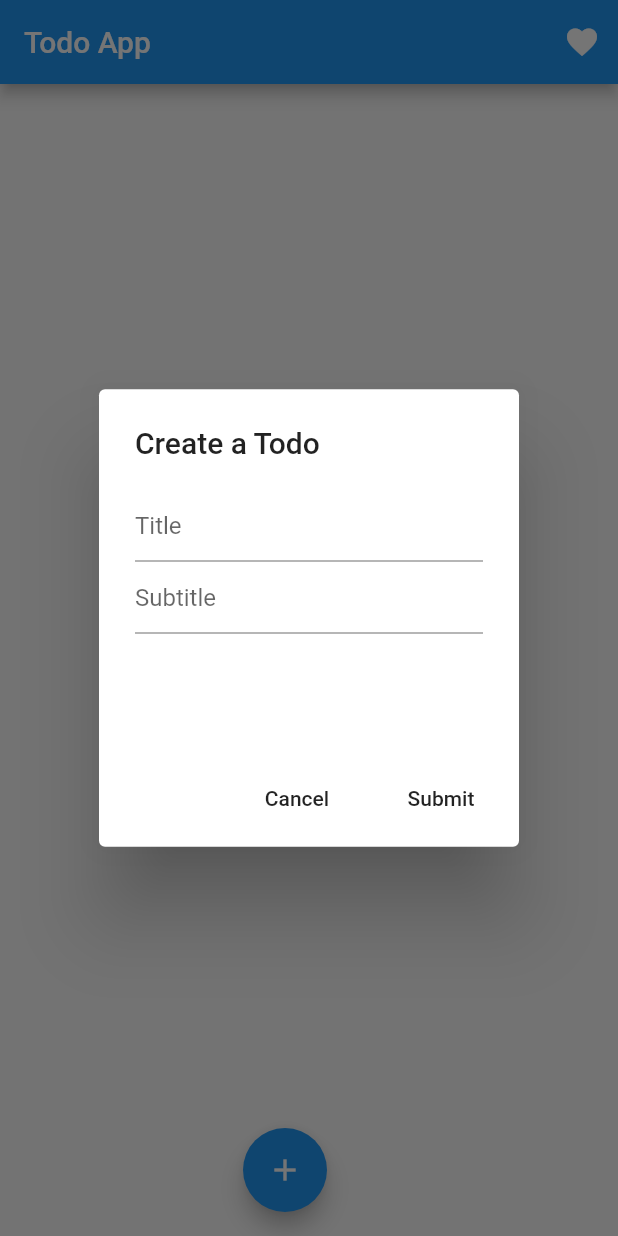
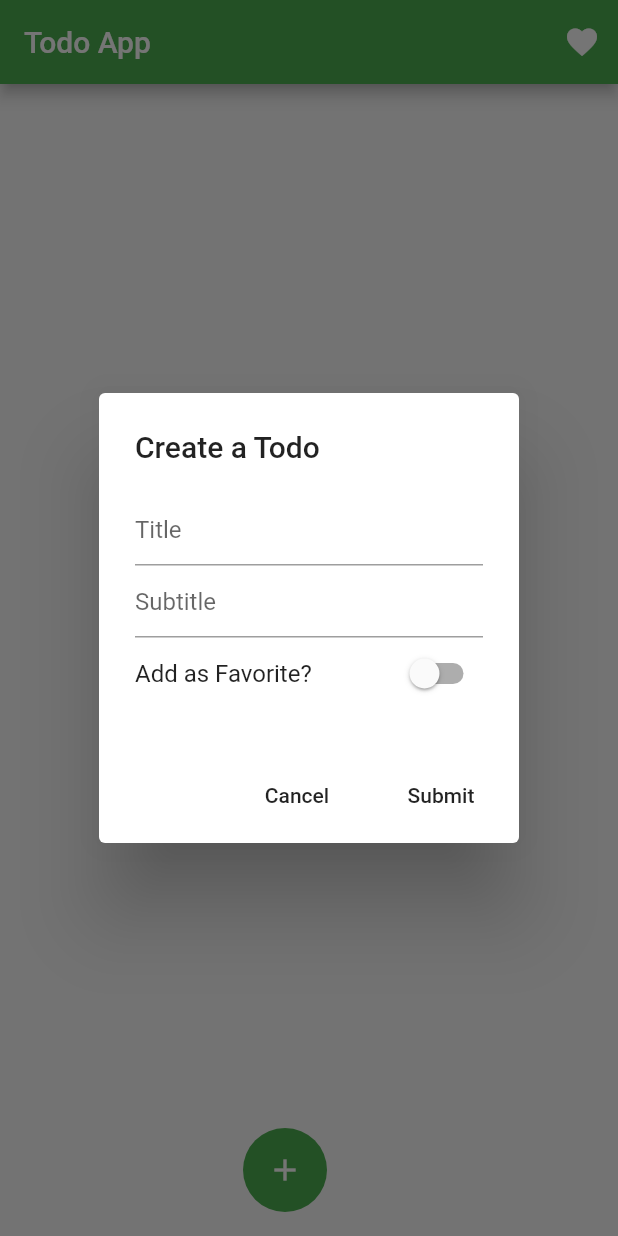
Before and after one commit to himanshumalasi30430/todo_app, a Flutter app: the screen it shows after launch, after a tap on the "add" icon, on a phone screen of 412 x 824 dp. Run offline on Flutter 3.47's test engine with Material 2 defaults, Android fonts, the phone set to English and light mode, and no system bars; our stand-ins replace flutter_bloc, sqflite; accounts and stored records are empty.

Commit message:
Added toggle functionality for selecting favorite

```diff
--- a/lib/main.dart
+++ b/lib/main.dart
@@ -7,6 +7,8 @@ import 'models/todo.dart';
 void main() {
   runApp(MaterialApp(
     title: 'Todo App',
+    theme:
+        ThemeData(primarySwatch: Colors.green, accentColor: Colors.blueAccent),
     debugShowCheckedModeBanner: false,
     home: Home(),
   ));
@@ -30,22 +32,37 @@ class MainPage extends StatefulWidget {
 class _MainPageState extends State<MainPage> {
   String title = '';
   String subtitle = '';
+
+  bool favorite = false;
+  int currentIndex = 0;
+
+  callback(newAbc) {
+    setState(() {
+      favorite = newAbc;
+    });
+  }
+
   @override
   void initState() {
     super.initState();
+    // ignore: close_sinks
     var provider = BlocProvider.of<TodoBloc>(context);
     provider.add(LoadTodoEvent());
   }
 
   @override
   Widget build(BuildContext context) {
+    // ignore: close_sinks
     var provider = BlocProvider.of<TodoBloc>(context);
     return Scaffold(
       appBar: AppBar(
         title: Text('Todo App'),
         actions: [
           IconButton(
-            icon: Icon(Icons.favorite),
+            icon: Icon(
+              Icons.favorite,
+              color: Colors.white,
+            ),
             onPressed: () {
               Navigator.of(context)
                   .push(MaterialPageRoute(builder: (context) => Favourite()));
@@ -66,6 +83,9 @@ class _MainPageState extends State<MainPage> {
                   itemBuilder: (context, index) {
                     return Dismissible(
                       key: ValueKey(state.todos[index].id),
+                      background: Container(
+                        color: Colors.red[400],
+                      ),
                       onDismissed: (direction) {
                         provider.add(DeleteTodoEvent(state.todos[index].id));
                       },
@@ -75,7 +95,7 @@ class _MainPageState extends State<MainPage> {
                         trailing: IconButton(
                           icon: Icon(Icons.favorite),
                           color: state.todos[index].isFavorite
-                              ? Colors.pink
+                              ? Colors.green
                               : Colors.grey,
                           onPressed: () {
                             if (state.todos[index].isFavorite) {
@@ -105,7 +125,9 @@ class _MainPageState extends State<MainPage> {
           Padding(
             padding: const EdgeInsets.symmetric(horizontal: 5.0),
             child: FloatingActionButton(
+              backgroundColor: Colors.green,
               child: const Icon(Icons.add),
+              elevation: 0,
               onPressed: () async {
                 //provider.add(AddTodoEvent());
                 showDialog(
@@ -113,7 +135,7 @@ class _MainPageState extends State<MainPage> {
                   builder: (context) => AlertDialog(
                     title: Text('Create a Todo'),
                     content: Container(
-                      height: 150,
+                      height: 145,
                       child: Form(
                         child: Column(
                           children: [
@@ -129,6 +151,13 @@ class _MainPageState extends State<MainPage> {
                               },
                               decoration: InputDecoration(hintText: 'Subtitle'),
                             ),
+                            Row(
+                              mainAxisAlignment: MainAxisAlignment.spaceBetween,
+                              children: [
+                                Text('Add as Favorite?'),
+                                SwitchWidget(callback),
+                              ],
+                            )
                           ],
                         ),
                       ),
@@ -146,7 +175,7 @@ class _MainPageState extends State<MainPage> {
                           Todo todo = Todo(
                               title: title,
                               subtitle: subtitle,
-                              isFavorite: false);
+                              isFavorite: favorite);
                           provider.add(AddTodoEvent(todo.toMap()));
                           Navigator.of(context).pop();
                         },
@@ -163,3 +192,27 @@ class _MainPageState extends State<MainPage> {
     );
   }
 }
+
+class SwitchWidget extends StatefulWidget {
+  final Function callback;
+  SwitchWidget(this.callback);
+
+  @override
+  _SwitchWidgetState createState() => _SwitchWidgetState();
+}
+
+class _SwitchWidgetState extends State<SwitchWidget> {
+  bool isFavorite = false;
+  @override
+  Widget build(BuildContext context) {
+    return Switch(
+      value: isFavorite,
+      onChanged: (value) {
+        setState(() {
+          isFavorite = value;
+        });
+        widget.callback(isFavorite);
+      },
+    );
+  }
+}
--- a/lib/screens/favourite.dart
+++ b/lib/screens/favourite.dart
@@ -16,7 +16,7 @@ class FavouriteItemList extends StatefulWidget {
 
 class _FavouriteItemListState extends State<FavouriteItemList> {
   List<Todo> _todos = [];
-
+  int currentIndex = 0;
   loadTodos() async {
     var todos = await DatabaseHelper.instance.queryAllFavourite();
     setState(() {
@@ -45,7 +45,7 @@ class _FavouriteItemListState extends State<FavouriteItemList> {
                   subtitle: Text(_todos[index].subtitle),
                   trailing: Icon(
                     Icons.favorite,
-                    color: Colors.pink,
+                    color: Colors.green,
                   ),
                 );
               })),
--- a/pubspec.yaml
+++ b/pubspec.yaml
@@ -30,6 +30,7 @@ dependencies:
   cupertino_icons: ^0.1.3
   flutter_bloc: ^6.0.3
   sqflite: ^1.3.1+1
+  provider: ^4.3.2+1
   path_provider: ^1.6.14
 
 dev_dependencies:
```
Also changed, not shown: pubspec.lock.
